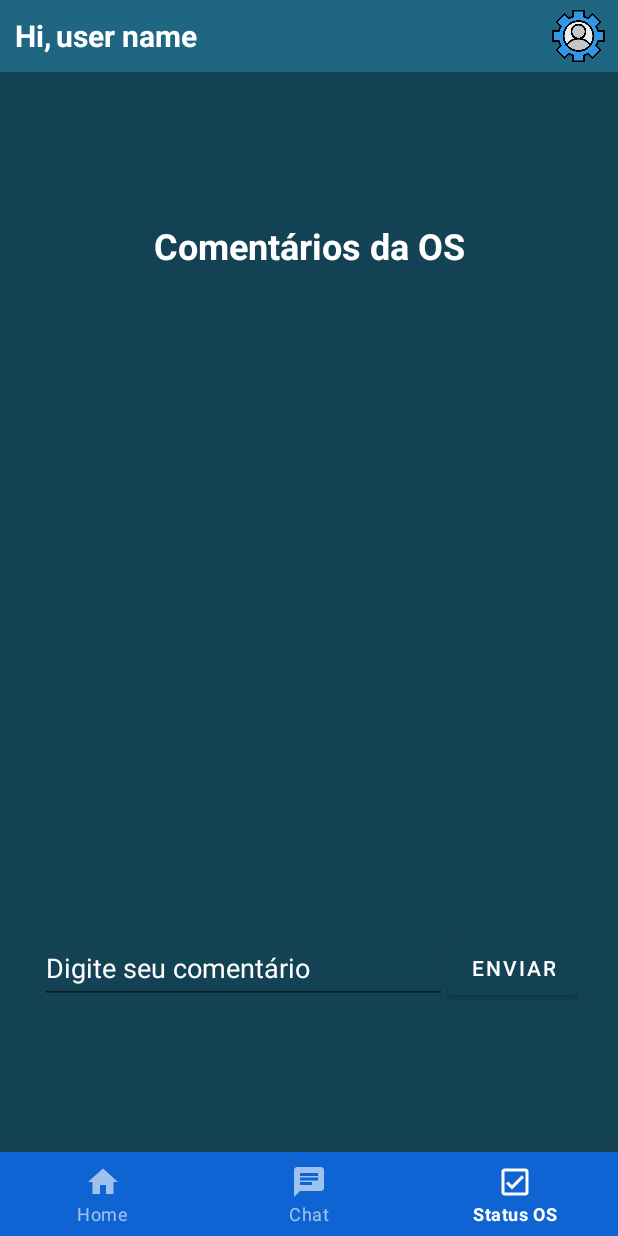
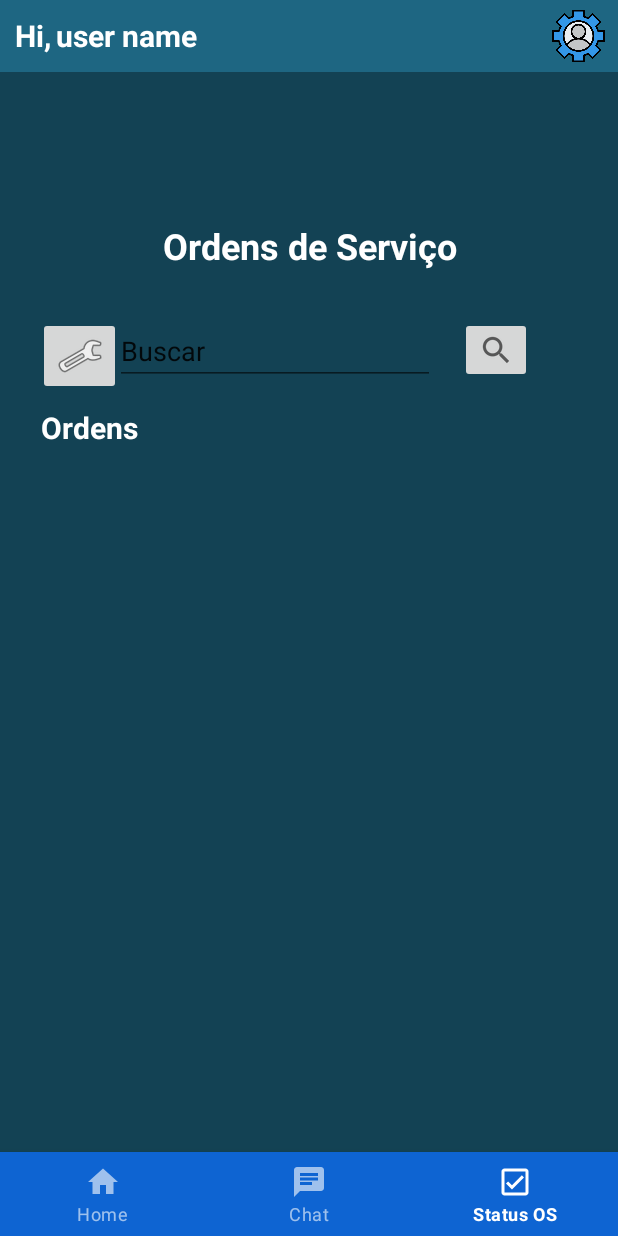
Before and after one commit to LeonardoSnows/Sistema-Integrado-Continuo, an Android app built with Jetpack Compose: the screen it shows after launch (MainMenu), item 3 of the bottom bar chosen, on a phone screen of 412 x 824 dp. Run offline under Robolectric (Android 15) with nearby library versions, the phone set to English and light mode, and no system bars; our stand-ins replace Firebase (no records; nobody signed in at launch, a user with empty details on screens opened directly).

Commit message:
Alterando tela de status para fragment e ajustando botão do menu para abri-la

```diff
--- /dev/null
+++ b/sistema_integrado_continuo/app/src/main/java/br/com/fatec/projeto/sistemaintegradocontinuo/fragments/bottomMenu/StatusFragment.kt
@@ -0,0 +1,62 @@
+package br.com.fatec.projeto.sistemaintegradocontinuo.fragments.bottomMenu
+
+import android.os.Bundle
+import androidx.fragment.app.Fragment
+import android.view.LayoutInflater
+import android.view.View
+import android.view.ViewGroup
+import androidx.compose.material3.Snackbar
+import br.com.fatec.projeto.sistemaintegradocontinuo.R
+import com.google.android.material.dialog.MaterialAlertDialogBuilder
+
+// TODO: Rename parameter arguments, choose names that match
+// the fragment initialization parameters, e.g. ARG_ITEM_NUMBER
+private const val ARG_PARAM1 = "param1"
+private const val ARG_PARAM2 = "param2"
+
+/**
+ * A simple [Fragment] subclass.
+ * Use the [StatusFragment.newInstance] factory method to
+ * create an instance of this fragment.
+ */
+class StatusFragment : Fragment() {
+    // TODO: Rename and change types of parameters
+    private var param1: String? = null
+    private var param2: String? = null
+
+    override fun onCreate(savedInstanceState: Bundle?) {
+        super.onCreate(savedInstanceState)
+        arguments?.let {
+            param1 = it.getString(ARG_PARAM1)
+            param2 = it.getString(ARG_PARAM2)
+        }
+    }
+
+    override fun onCreateView(
+        inflater: LayoutInflater, container: ViewGroup?,
+        savedInstanceState: Bundle?
+    ): View? {
+        // Inflate the layout for this fragment
+        return inflater.inflate(R.layout.fragment_status, container, false)
+    }
+
+    companion object {
+        /**
+         * Use this factory method to create a new instance of
+         * this fragment using the provided parameters.
+         *
+         * @param param1 Parameter 1.
+         * @param param2 Parameter 2.
+         * @return A new instance of fragment StatusFragment.
+         */
+        // TODO: Rename and change types and number of parameters
+        @JvmStatic
+        fun newInstance(param1: String, param2: String) =
+            StatusFragment().apply {
+                arguments = Bundle().apply {
+                    putString(ARG_PARAM1, param1)
+                    putString(ARG_PARAM2, param2)
+                }
+            }
+    }
+}
--- a/sistema_integrado_continuo/app/src/main/java/br/com/fatec/projeto/sistemaintegradocontinuo/mainMenu/MainMenu.kt
+++ b/sistema_integrado_continuo/app/src/main/java/br/com/fatec/projeto/sistemaintegradocontinuo/mainMenu/MainMenu.kt
@@ -12,6 +12,7 @@ import br.com.fatec.projeto.sistemaintegradocontinuo.formlogin.FormLogin
 import br.com.fatec.projeto.sistemaintegradocontinuo.fragments.bottomMenu.ChatFragment
 import br.com.fatec.projeto.sistemaintegradocontinuo.fragments.bottomMenu.HomeFragment
 import br.com.fatec.projeto.sistemaintegradocontinuo.fragments.bottomMenu.ServiceOrderRegisterFragment
+import br.com.fatec.projeto.sistemaintegradocontinuo.fragments.bottomMenu.StatusFragment
 import com.google.android.material.snackbar.Snackbar
 import com.google.firebase.auth.FirebaseAuth
 
@@ -29,6 +30,7 @@ class MainMenu : AppCompatActivity() {
 
                 R.id.homePage -> replaceFragment(HomeFragment())
                 R.id.chatPage -> replaceFragment(ChatFragment())
+                R.id.statusPage -> replaceFragment(StatusFragment())
 
                 else -> {}
             }
--- /dev/null
+++ b/sistema_integrado_continuo/app/src/main/res/layout/fragment_status.xml
@@ -0,0 +1,82 @@
+<?xml version="1.0" encoding="utf-8"?>
+<androidx.constraintlayout.widget.ConstraintLayout xmlns:android="http://schemas.android.com/apk/res/android"
+    xmlns:app="http://schemas.android.com/apk/res-auto"
+    xmlns:tools="http://schemas.android.com/tools"
+    android:layout_width="match_parent"
+    android:layout_height="match_parent"
+    android:background="@color/teal_700"
+    tools:context=".status.status">
+
+    <ImageButton
+        android:id="@+id/btnSearch"
+        style="@android:style/Widget.Material.Light.ImageButton"
+        android:layout_width="wrap_content"
+        android:layout_height="wrap_content"
+        android:layout_marginTop="80dp"
+        app:layout_constraintEnd_toEndOf="parent"
+        app:layout_constraintHorizontal_bias="0.9"
+        app:layout_constraintStart_toStartOf="parent"
+        app:layout_constraintTop_toTopOf="parent"
+        app:srcCompat="?android:attr/actionModeWebSearchDrawable" />
+
+    <EditText
+        android:id="@+id/etSearch"
+        android:layout_width="wrap_content"
+        android:layout_height="wrap_content"
+        android:layout_marginTop="80dp"
+        android:layout_marginEnd="8dp"
+        android:ems="10"
+        android:inputType="text"
+        android:text="Buscar"
+        app:layout_constraintEnd_toStartOf="@+id/btnSearch"
+        app:layout_constraintHorizontal_bias="0.854"
+        app:layout_constraintStart_toStartOf="parent"
+        app:layout_constraintTop_toTopOf="parent" />
+
+    <ImageButton
+        android:id="@+id/btnFilter"
+        style="@android:style/Widget.Material.ImageButton"
+        android:layout_width="wrap_content"
+        android:layout_height="wrap_content"
+        android:layout_marginTop="80dp"
+        app:layout_constraintEnd_toStartOf="@+id/etSearch"
+        app:layout_constraintHorizontal_bias="0.421"
+        app:layout_constraintStart_toStartOf="parent"
+        app:layout_constraintTop_toTopOf="parent"
+        app:srcCompat="@android:drawable/ic_menu_preferences" />
+
+    <TextView
+        android:id="@+id/tvOrdens"
+        android:layout_width="wrap_content"
+        android:layout_height="wrap_content"
+        android:layout_marginTop="140dp"
+        android:text="Ordens"
+        android:textColor="@color/white"
+        android:textSize="20sp"
+        android:textStyle="bold"
+        app:layout_constraintEnd_toEndOf="parent"
+        app:layout_constraintHorizontal_bias="0.002"
+        app:layout_constraintStart_toStartOf="parent"
+        app:layout_constraintTop_toTopOf="parent" />
+
+    <TextView
+        android:id="@+id/tvTitleStatus"
+        android:layout_width="wrap_content"
+        android:layout_height="wrap_content"
+        android:layout_marginTop="16dp"
+        android:text="Ordens de Serviço"
+        android:textColor="@color/white"
+        android:textSize="24sp"
+        android:textStyle="bold"
+        app:layout_constraintEnd_toEndOf="parent"
+        app:layout_constraintStart_toStartOf="parent"
+        app:layout_constraintTop_toTopOf="parent" />
+
+    <androidx.recyclerview.widget.RecyclerView
+        android:id="@+id/rvOrdens"
+        android:layout_width="409dp"
+        android:layout_height="554dp"
+        tools:layout_editor_absoluteX="1dp"
+        tools:layout_editor_absoluteY="176dp" />
+
+</androidx.constraintlayout.widget.ConstraintLayout>
--- a/sistema_integrado_continuo/app/src/main/res/menu/bottom_nav_menu.xml
+++ b/sistema_integrado_continuo/app/src/main/res/menu/bottom_nav_menu.xml
@@ -14,7 +14,7 @@
         android:title="@string/item_2" />
 
     <item
-        android:id="@+id/regOS"
+        android:id="@+id/statusPage"
         android:enabled="true"
         android:icon="@drawable/outline_check_box_24"
         android:title="@string/item_3" />
```
